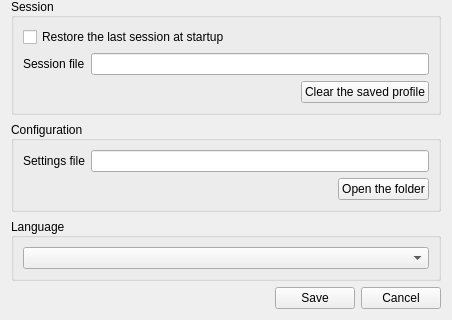
Old version of the form src/settingsdialog.ui in the repository rgroesslinger/hashcat-gui; both pictures show x 0 to 452 and y 238 to 558 of the 452 by 558 pixel window.
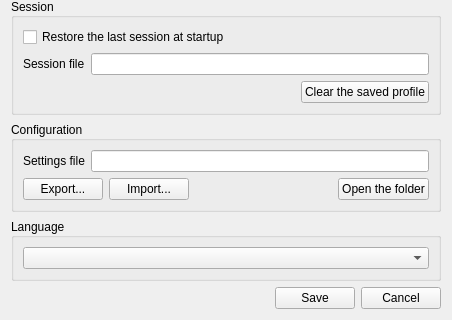
New version of the form.

Commit message:
Export the settings to a file and import them again
The settings could not leave the machine they were made on. A file with
them lets a user move the configuration to another machine or keep it as a
backup.

```diff
--- a/src/settingsdialog.ui
+++ b/src/settingsdialog.ui
@@ -266,6 +266,20 @@
       </item>
       <item>
        <layout class="QHBoxLayout" name="horizontalLayout_open_folder">
+        <item>
+         <widget class="QPushButton" name="pushButton_export_settings">
+          <property name="text">
+           <string>Export...</string>
+          </property>
+         </widget>
+        </item>
+        <item>
+         <widget class="QPushButton" name="pushButton_import_settings">
+          <property name="text">
+           <string>Import...</string>
+          </property>
+         </widget>
+        </item>
         <item>
          <spacer name="horizontalSpacer_open_folder">
           <property name="orientation">
```
The commit also changes 4 other files.
